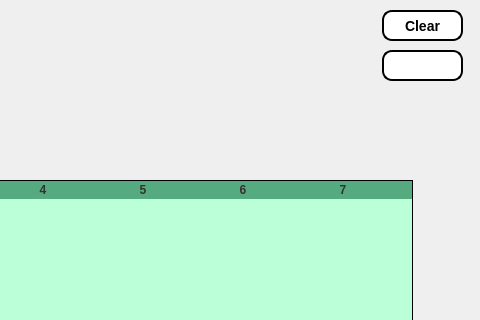
biggvladik/GrabberGolf, file window.ui: the form before one commit; both pictures show x 538 to 1018 and y 0 to 320 of the 1018 by 811 pixel window.
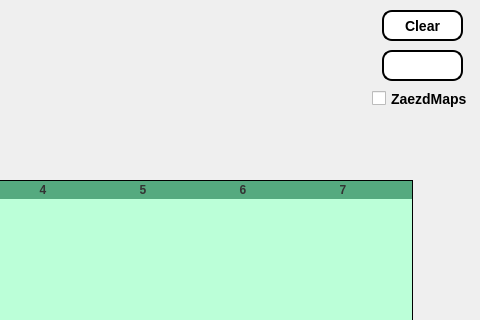
The form after the commit.

```diff
--- a/window.ui
+++ b/window.ui
@@ -484,6 +484,22 @@
      </property>
     </column>
    </widget>
+   <widget class="QCheckBox" name="checkBox">
+    <property name="geometry">
+     <rect>
+      <x>910</x>
+      <y>90</y>
+      <width>101</width>
+      <height>17</height>
+     </rect>
+    </property>
+    <property name="styleSheet">
+     <string notr="true">font: bold 14px;</string>
+    </property>
+    <property name="text">
+     <string>ZaezdMaps</string>
+    </property>
+   </widget>
   </widget>
   <widget class="QStatusBar" name="statusbar"/>
  </widget>
```
